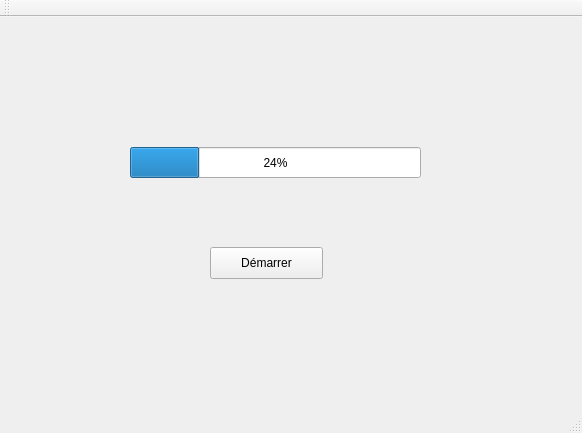
Old version of the form BoucleNonBloquante/MainWindow.ui in the repository tibsys/AtelierQt.
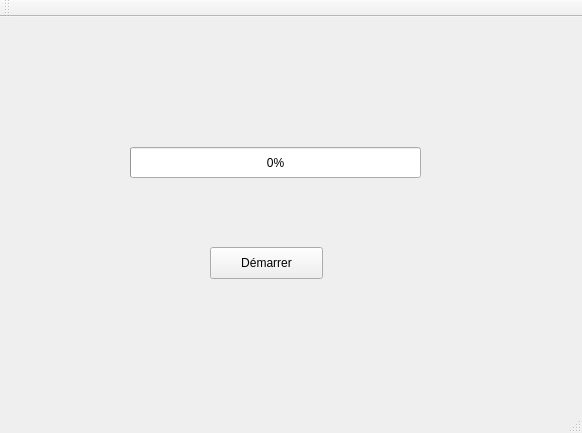
New version of the form.

```diff
--- a/BoucleNonBloquante/MainWindow.ui
+++ b/BoucleNonBloquante/MainWindow.ui
@@ -24,7 +24,7 @@
      </rect>
     </property>
     <property name="value">
-     <number>24</number>
+     <number>0</number>
     </property>
    </widget>
    <widget class="QPushButton" name="pushButton">
```
